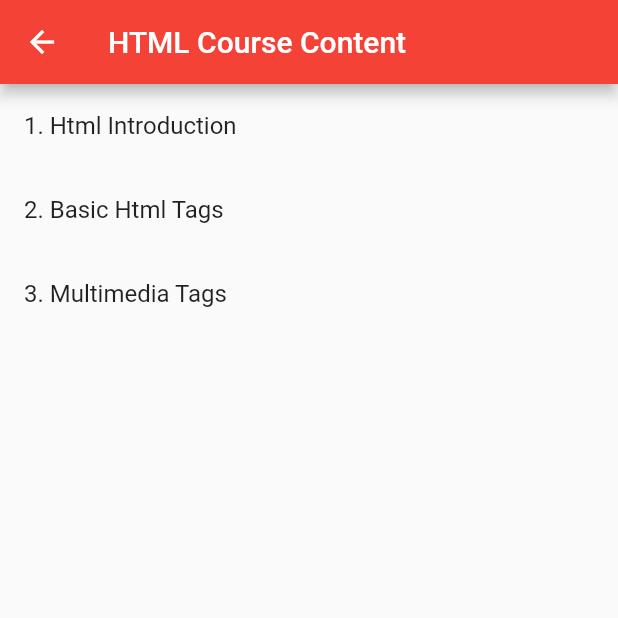
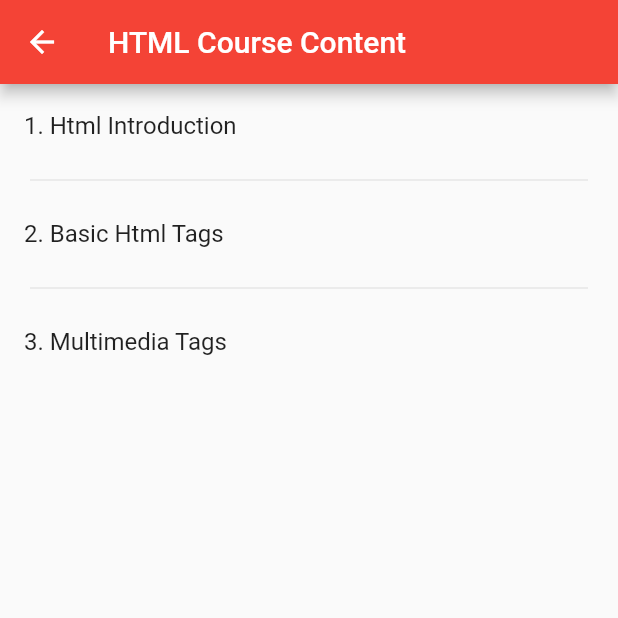
Before and after one commit to ishworpanta10/flutter_profile, a Flutter app: the CourseDetailPage screen opened directly with sample values from the repository, on a phone screen of 412 x 824 dp, the top half of it. Run offline on Flutter 3.47's test engine with Material 2 defaults, Android fonts, the phone set to English and light mode, and no system bars; our stand-ins replace native_pdf_view; missing offline and left inert: flutter_inappwebview.

```diff
--- a/lib/screen/offline_course/widgets/course_detail_page.dart
+++ b/lib/screen/offline_course/widgets/course_detail_page.dart
@@ -1,4 +1,5 @@
 import 'package:flutter/material.dart';
+import 'package:profile_app/constants/constants.dart';
 
 import '../../../model/model.dart';
 import '../../../route/routes.dart';
@@ -13,7 +14,11 @@ class CourseDetailPage extends StatelessWidget {
       appBar: AppBar(
         title: Text("${offlineCourse.courseName} Course Content"),
       ),
-      body: ListView.builder(
+      body: ListView.separated(
+        separatorBuilder: (context, index) => const Padding(
+          padding: EdgeInsets.symmetric(horizontal: kPadding * 2),
+          child: Divider(),
+        ),
         itemCount: offlineCourse.courseContent.courseContentTitle.length,
         itemBuilder: (context, index) {
           final courseContentHeading = offlineCourse.courseContent.courseContentTitle[index];
```
Also changed, not shown: 4 other files.
